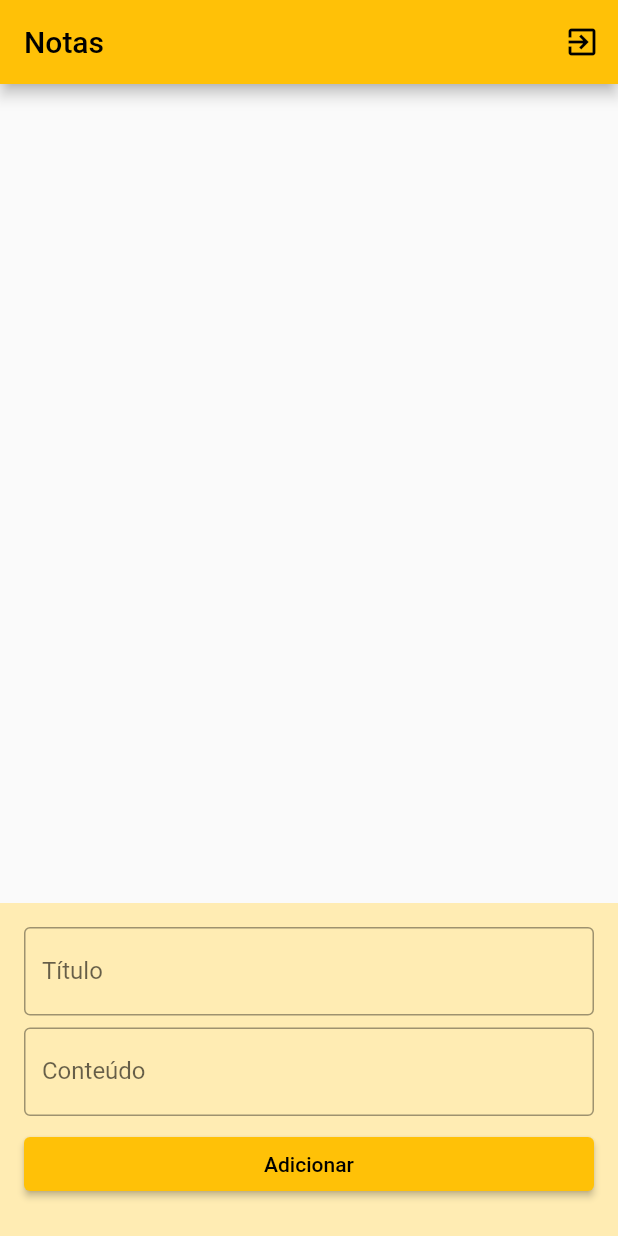
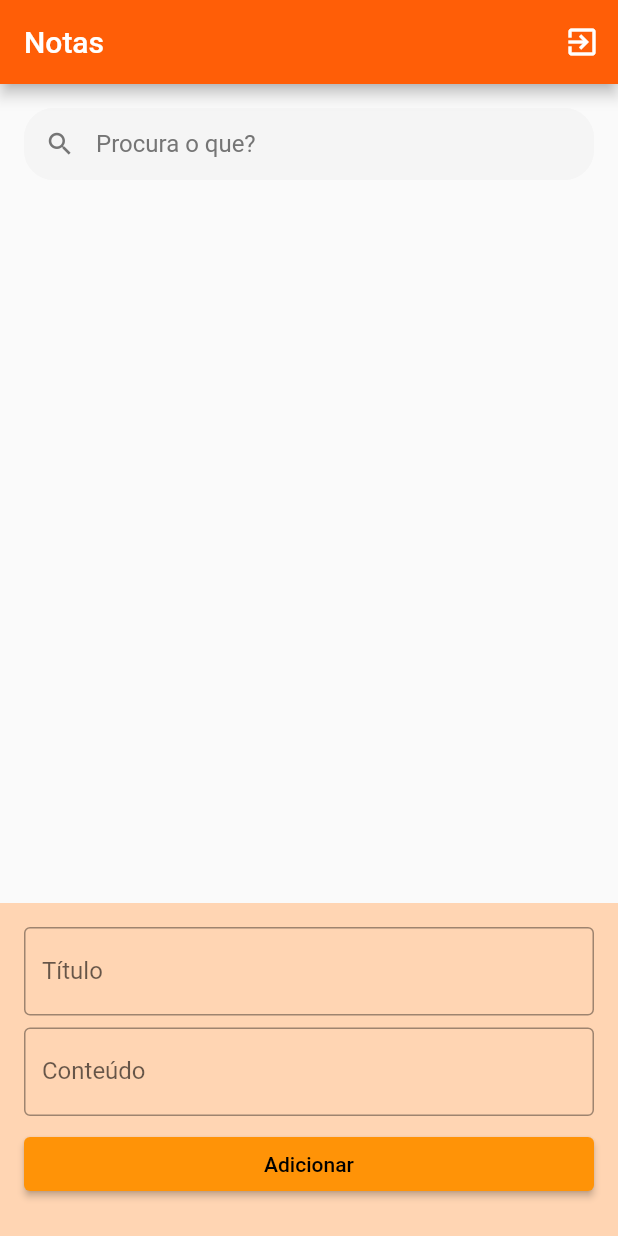
Before and after one commit to KelEstevao/TomeNotas, a Flutter app: the screen it shows once a user with an empty profile is signed in, after a tap on "Adicionar", on a phone screen of 412 x 824 dp. Run offline on Flutter 3.47's test engine with Material 2 defaults, Android fonts, the phone set to English and light mode, and no system bars; our stand-ins replace cloud_firestore, firebase_auth, firebase_core; accounts and stored records are empty; network calls fail.

Commit message:
minimamente funcional
EUREKA!!banco de dados funciona!!!

```diff
--- a/tome_notas/lib/main.dart
+++ b/tome_notas/lib/main.dart
@@ -24,7 +24,7 @@ class MyApp extends StatelessWidget {
   Widget build(BuildContext context) {
     return MaterialApp(
       theme: ThemeData(
-        primarySwatch: Colors.amber,
+        primarySwatch: Colors.red,
       ),
       title: 'login',
       initialRoute: '/login',
--- a/tome_notas/lib/telas/login.dart
+++ b/tome_notas/lib/telas/login.dart
@@ -70,7 +70,8 @@ class MyHomeState extends State<MyHome> {
             SizedBox(height: 30.0),
             ElevatedButton(
               child: Text('Entrar'),
-              style: ElevatedButton.styleFrom(backgroundColor: Colors.amber),
+              style: ElevatedButton.styleFrom(
+                  backgroundColor: const Color.fromARGB(255, 255, 94, 7)),
               onPressed: () {
                 String email = _emailController.text.trim();
                 String senha = _senhaController.text.trim();
@@ -80,7 +81,8 @@ class MyHomeState extends State<MyHome> {
             SizedBox(height: 15.0),
             ElevatedButton(
               child: Text('Cadastre-se agora'),
-              style: ElevatedButton.styleFrom(backgroundColor: Colors.amber),
+              style: ElevatedButton.styleFrom(
+                  backgroundColor: const Color.fromARGB(255, 255, 94, 7)),
               onPressed: () {
                 Navigator.pushNamed(context, '/cadastro');
               },
--- a/tome_notas/lib/telas/notas.dart
+++ b/tome_notas/lib/telas/notas.dart
@@ -3,7 +3,9 @@ import 'package:firebase_core/firebase_core.dart';
 import 'package:cloud_firestore/cloud_firestore.dart';
 import 'package:firebase_auth/firebase_auth.dart';
 
-void main() {
+void main() async {
+  WidgetsFlutterBinding.ensureInitialized();
+  await Firebase.initializeApp();
   runApp(MaterialApp(
     title: 'Notas',
     theme: ThemeData(
@@ -32,17 +34,47 @@ class Notas extends StatefulWidget {
 class _NotasState extends State<Notas> {
   List<Note> _notes = [];
   Note? _currentNote;
+  final _fireStore = FirebaseFirestore.instance;
+  final _auth = FirebaseAuth.instance;
   TextEditingController _titleController = TextEditingController();
   TextEditingController _contentController = TextEditingController();
 
+  late String conteudo;
+  late String titulo;
+
+  late TextEditingController contentController;
+  late TextEditingController titleController;
+
   @override
-  void dispose() {
-    _titleController.dispose();
-    _contentController.dispose();
-    super.dispose();
+  void initState() {
+    super.initState();
+    _loadNotes();
   }
 
-  void _addNote() {
+  void _loadNotes() async {
+    try {
+      final notesSnapshot =
+          await FirebaseFirestore.instance.collection('notas').get();
+      setState(() {
+        _notes = notesSnapshot.docs.map((doc) {
+          return Note(
+            title: doc.data()['titulo'],
+            content: doc.data()['conteudo'],
+          );
+        }).toList();
+      });
+    } catch (e) {
+      print('Erro ao carregar as notas: $e');
+    }
+  }
+
+  void _addNote() async {
+    try {
+      await FirebaseFirestore.instance.collection('notas').add({
+        'titulo': _titleController.text,
+        'conteudo': _contentController.text,
+      });
+
       setState(() {
         _notes.add(Note(
           title: _titleController.text,
@@ -51,9 +83,21 @@ class _NotasState extends State<Notas> {
         _titleController.clear();
         _contentController.clear();
       });
+    } catch (e) {
+      print('Erro ao adicionar a nota: $e');
+    }
   }
 
-  void _editNote() {
+  void _editNote() async {
+    try {
+      await FirebaseFirestore.instance
+          .collection('notas')
+          .doc('5g3Gmq3j8znEYUvrV9oE')
+          .update({
+        'titulo': _titleController.text,
+        'conteudo': _contentController.text,
+      });
+
       setState(() {
         _currentNote!.title = _titleController.text;
         _currentNote!.content = _contentController.text;
@@ -61,15 +105,27 @@ class _NotasState extends State<Notas> {
         _contentController.clear();
         _currentNote = null;
       });
+    } catch (e) {
+      print('Erro ao editar a nota: $e');
+    }
   }
 
-  void _deleteNote() {
+  void _deleteNote() async {
+    try {
+      await FirebaseFirestore.instance
+          .collection('notas')
+          .doc('$_titleController.text')
+          .delete();
+
       setState(() {
         _notes.remove(_currentNote);
         _titleController.clear();
         _contentController.clear();
         _currentNote = null;
       });
+    } catch (e) {
+      print('Erro ao excluir a nota: $e');
+    }
   }
 
   @override
@@ -83,10 +139,30 @@ class _NotasState extends State<Notas> {
             onPressed: () => _logout(context),
           ),
         ],
-        backgroundColor: Colors.amber,
+        backgroundColor: const Color.fromARGB(255, 255, 94, 7),
       ),
       body: Column(
         children: [
+          Padding(
+            padding: EdgeInsets.only(top: 16, left: 16, right: 16),
+            child: TextField(
+              decoration: InputDecoration(
+                hintText: "Procura o que?",
+                hintStyle: TextStyle(color: Colors.grey.shade600),
+                prefixIcon: Icon(
+                  Icons.search,
+                  color: Colors.grey.shade600,
+                  size: 20,
+                ),
+                filled: true,
+                fillColor: Colors.grey.shade100,
+                contentPadding: EdgeInsets.all(8),
+                enabledBorder: OutlineInputBorder(
+                    borderRadius: BorderRadius.circular(20),
+                    borderSide: BorderSide(color: Colors.grey.shade100)),
+              ),
+            ),
+          ),
           Expanded(
             child: ListView.builder(
               itemCount: _notes.length,
@@ -106,7 +182,7 @@ class _NotasState extends State<Notas> {
             ),
           ),
           Container(
-            color: Colors.amber[100],
+            color: const Color.fromARGB(255, 255, 213, 179),
             padding: EdgeInsets.all(16.0),
             child: Column(
               crossAxisAlignment: CrossAxisAlignment.stretch,
@@ -128,7 +204,7 @@ class _NotasState extends State<Notas> {
                 ),
                 SizedBox(height: 8.0),
                 ElevatedButton(
-                  onPressed: () {
+                  onPressed: () async {
                     if (_currentNote == null) {
                       _addNote();
                     } else {
@@ -137,7 +213,7 @@ class _NotasState extends State<Notas> {
                   },
                   child: Text(_currentNote == null ? 'Adicionar' : 'Editar'),
                   style: ElevatedButton.styleFrom(
-                    primary: Colors.amber,
+                    primary: const Color.fromARGB(255, 255, 147, 7),
                     onPrimary: Colors.black,
                     shape: RoundedRectangleBorder(
                       borderRadius: BorderRadius.circular(4.0),
@@ -201,3 +277,5 @@ Future<void> _logout(BuildContext context) async {
     print('Erro ao fazer logout: $e');
   }
 }
+//como configurar para salvar as notas no firebase no meu banco com o nome de notas,
+//com campos "conteudo" e "titulo"
```
Also changed, not shown: tome_notas/pubspec.yaml (+4 -4 lines). Lines whose indentation alone changed are shown as unchanged.
